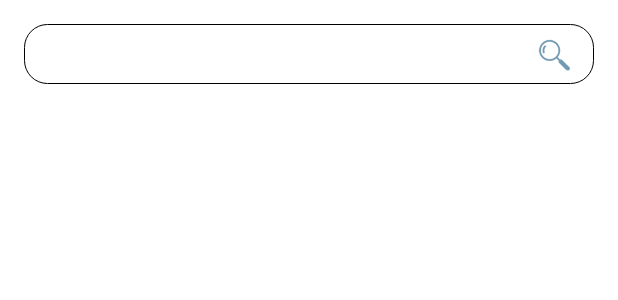
After one commit to tinvongoc54/HackNao, an Android app: the layout fragment_translate.xml on its own in the app's theme, with its tools: preview values and no code run, on a phone screen of 412 x 824 dp. The commit adds this screen. Shown: the top 300 px of the screen. Run offline under Robolectric (Android 15) with nearby library versions, the phone set to English and light mode, and no system bars.

Commit message:
implement translate

```diff
--- a/app/src/main/java/com/app/hack_brain/di/ViewModelModule.kt
+++ b/app/src/main/java/com/app/hack_brain/di/ViewModelModule.kt
@@ -7,6 +7,7 @@ import com.app.hack_brain.ui.irregular.IrregularFragViewModel
 import com.app.hack_brain.ui.short_story.ShortStoryFragViewModel
 import com.app.hack_brain.ui.short_story.detail.DetailShortStoryFragViewModel
 import com.app.hack_brain.ui.splash.SplashActViewModel
+import com.app.hack_brain.ui.translate.TranslateFragViewModel
 import org.koin.androidx.experimental.dsl.viewModel
 import org.koin.dsl.module
 
@@ -23,4 +24,5 @@ val viewModelModule = module {
     viewModel<DetailShortStoryFragViewModel>()
     viewModel<IrregularFragViewModel>()
     viewModel<CheckFragViewModel>()
+    viewModel<TranslateFragViewModel>()
 }
--- /dev/null
+++ b/app/src/main/java/com/app/hack_brain/ui/translate/TranslateFragViewModel.kt
@@ -0,0 +1,6 @@
+package com.app.hack_brain.ui.translate
+
+import com.app.hack_brain.common.base.BaseViewModel
+
+class TranslateFragViewModel : BaseViewModel() {
+}
--- /dev/null
+++ b/app/src/main/res/drawable/background_search_sentences.xml
@@ -0,0 +1,8 @@
+<?xml version="1.0" encoding="utf-8"?>
+<shape xmlns:android="http://schemas.android.com/apk/res/android">
+    <stroke
+        android:width="0.5dp"
+        android:color="@color/black" />
+    <corners android:radius="@dimen/dp_15" />
+    <solid android:color="@color/white" />
+</shape>
--- a/app/src/main/res/drawable/background_unit_light_gray.xml
+++ b/app/src/main/res/drawable/background_unit_light_gray.xml
@@ -3,4 +3,5 @@
     <stroke android:color="@color/border_gray"
         android:width="@dimen/dp_1"/>
     <solid android:color="@color/light_gray"/>
+    <corners android:radius="@dimen/dp_10"/>
 </shape>
--- /dev/null
+++ b/app/src/main/res/layout/fragment_translate.xml
@@ -0,0 +1,54 @@
+<?xml version="1.0" encoding="utf-8"?>
+<androidx.constraintlayout.widget.ConstraintLayout xmlns:android="http://schemas.android.com/apk/res/android"
+    xmlns:app="http://schemas.android.com/apk/res-auto"
+    android:layout_width="match_parent"
+    android:layout_height="match_parent">
+
+    <androidx.constraintlayout.widget.ConstraintLayout
+        android:id="@+id/clSearch"
+        android:layout_width="match_parent"
+        android:layout_height="@dimen/dp_40"
+        android:layout_margin="@dimen/dp_16"
+        android:background="@drawable/background_search_sentences"
+        app:layout_constraintEnd_toEndOf="parent"
+        app:layout_constraintStart_toStartOf="parent"
+        app:layout_constraintTop_toTopOf="parent">
+
+        <androidx.appcompat.widget.AppCompatTextView
+            android:id="@+id/tvSearch"
+            android:layout_width="@dimen/dp_0"
+            android:layout_height="@dimen/dp_0"
+            android:layout_marginStart="@dimen/dp_12"
+            android:layout_marginEnd="@dimen/dp_5"
+            android:gravity="center_vertical"
+            android:singleLine="true"
+            android:textColor="@color/black"
+            app:layout_constraintBottom_toBottomOf="parent"
+            app:layout_constraintEnd_toStartOf="@+id/ivSearch"
+            app:layout_constraintStart_toStartOf="parent"
+            app:layout_constraintTop_toTopOf="parent" />
+
+        <androidx.appcompat.widget.AppCompatImageView
+            android:id="@+id/ivSearch"
+            android:layout_width="@dimen/dp_40"
+            android:layout_height="@dimen/dp_40"
+            android:layout_marginEnd="@dimen/dp_5"
+            android:padding="@dimen/dp_7"
+            android:src="@drawable/ic_search"
+            app:layout_constraintBottom_toBottomOf="parent"
+            app:layout_constraintEnd_toEndOf="parent"
+            app:layout_constraintTop_toTopOf="parent" />
+
+    </androidx.constraintlayout.widget.ConstraintLayout>
+
+    <androidx.recyclerview.widget.RecyclerView
+        android:id="@+id/rvResult"
+        android:layout_width="@dimen/dp_0"
+        android:layout_height="@dimen/dp_0"
+        android:layout_margin="@dimen/dp_16"
+        app:layout_constraintBottom_toBottomOf="parent"
+        app:layout_constraintEnd_toEndOf="parent"
+        app:layout_constraintStart_toStartOf="parent"
+        app:layout_constraintTop_toBottomOf="@+id/clSearch" />
+
+</androidx.constraintlayout.widget.ConstraintLayout>
--- a/app/src/main/res/values/dimens.xml
+++ b/app/src/main/res/values/dimens.xml
@@ -11,9 +11,11 @@
     <dimen name="dp_8">8dp</dimen>
     <dimen name="dp_10">10dp</dimen>
     <dimen name="dp_12">12dp</dimen>
+    <dimen name="dp_15">15dp</dimen>
     <dimen name="dp_16">16dp</dimen>
     <dimen name="dp_20">20dp</dimen>
     <dimen name="dp_24">24dp</dimen>
+    <dimen name="dp_25">25dp</dimen>
     <dimen name="dp_30">30dp</dimen>
     <dimen name="dp_40">40dp</dimen>
     <dimen name="dp_50">50dp</dimen>
```
Also changed, not shown: app/src/main/java/com/app/hack_brain/ui/translate/TranslateFragment.kt (added, +19 -0 lines), app/src/main/res/layout/item_translate.xml (added, +30 -0 lines), app/src/main/res/navigation/home_graph.xml (+6 -1 lines), 1 other file.
